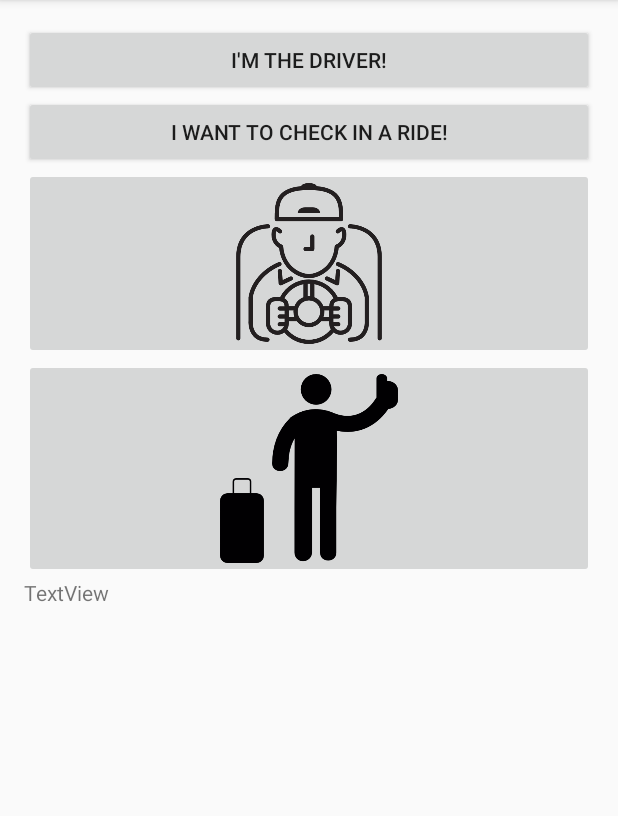
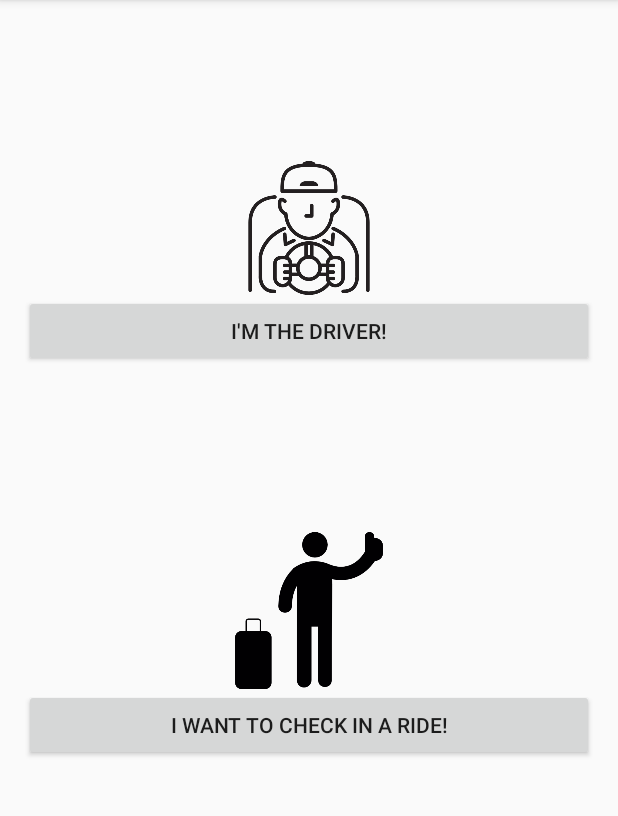
Before and after one commit to Koerner/Share2Park, an Android app: the screen it shows after launch (MainActivity), on a phone screen of 412 x 824 dp, the part 84-900 px from its top. Run offline under Robolectric (Android 15) with nearby library versions, the phone set to English and light mode, and no system bars; 1 statement that could not run was skipped.

Commit message:
changed activities

```diff
--- a/ParkGreen/app/src/main/java/mhacks8/parkgreen/ParkingSpotHandler.java
+++ b/ParkGreen/app/src/main/java/mhacks8/parkgreen/ParkingSpotHandler.java
@@ -32,7 +32,7 @@ public class ParkingSpotHandler extends SQLiteOpenHelper {
     public void onCreate(SQLiteDatabase db) {
         String CREATE_PARKINGSPOTS_TABLE = "CREATE TABLE " +
                 TABLE_PARKINGSPOTS + "("
-                + COLUMN_SPOT_NUM + " INTEGER PRIMARY KEY," + COLUMN_SPOT_LOC
+                + COLUMN_SPOT_NUM + " INTEGER PRIMARY KEY," + COLUMN_SPOT_LOC_LAT
                 + " TEXT," + COLUMN_PLATE_NUM + " INTEGER" + ")";
         db.execSQL(CREATE_PARKINGSPOTS_TABLE);
 
--- a/ParkGreen/app/src/main/res/layout/activity_main.xml
+++ b/ParkGreen/app/src/main/res/layout/activity_main.xml
@@ -15,10 +15,21 @@
         android:orientation="vertical"
         android:layout_width="match_parent"
         android:layout_height="match_parent"
+        android:weightSum="1"
         android:layout_alignParentTop="true"
         android:layout_alignParentLeft="true"
-        android:layout_alignParentStart="true"
-        android:weightSum="1">
+        android:layout_alignParentStart="true">
+
+        <Space
+            android:layout_width="match_parent"
+            android:layout_height="wrap_content"
+            android:layout_weight="0.20" />
+
+        <ImageView
+            android:layout_width="match_parent"
+            android:layout_height="89dp"
+            app:srcCompat="@drawable/drivingtest"
+            android:id="@+id/imageView" />
 
         <Button
             android:text="I'm the driver!"
@@ -27,33 +38,24 @@
             android:id="@+id/button_driver"
             android:onClick="sendMessage"/>
 
+        <Space
+            android:layout_width="match_parent"
+            android:layout_height="wrap_content"
+            android:layout_weight="0.24" />
+
+        <ImageView
+            android:layout_width="match_parent"
+            android:layout_height="91dp"
+            app:srcCompat="@drawable/calltaxi"
+            android:id="@+id/imageView2"
+            android:layout_weight="0.03" />
+
         <Button
             android:text="I want to check in a ride!"
             android:layout_width="match_parent"
             android:layout_height="wrap_content"
             android:id="@+id/button_passanger" />
 
-        <ImageButton
-            android:layout_width="match_parent"
-            android:layout_height="127dp"
-            app:srcCompat="@drawable/drivingtest"
-            android:id="@+id/imageButton2"
-            android:scaleType="fitCenter" />
-
-        <ImageButton
-            android:layout_width="match_parent"
-            android:layout_height="146dp"
-            app:srcCompat="@drawable/calltaxi"
-            android:id="@+id/imageButton3"
-            android:scaleType="fitCenter" />
-
-        <TextView
-            android:text="TextView"
-            android:layout_width="match_parent"
-            android:layout_height="wrap_content"
-            android:id="@+id/alltitudeText"
-            android:layout_weight="0.42" />
-
 
     </LinearLayout>
 </RelativeLayout>
--- a/ParkGreen/app/src/main/res/values/colors.xml
+++ b/ParkGreen/app/src/main/res/values/colors.xml
@@ -1,6 +1,6 @@
 <?xml version="1.0" encoding="utf-8"?>
 <resources>
-    <color name="colorPrimary">#16BF24</color>
+    <color name="colorPrimary">#16bf24</color>
     <color name="colorPrimaryDark">#167F1E</color>
     <color name="colorAccent">#B20844</color>
 </resources>
```
Also changed, not shown: ParkGreen/app/src/main/java/mhacks8/parkgreen/Passanger1.java (+5 -2 lines), ParkGreen/app/src/main/res/layout/activity_passanger1.xml (+11 -0 lines).
